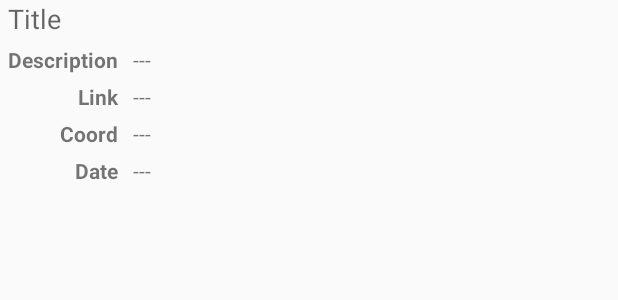
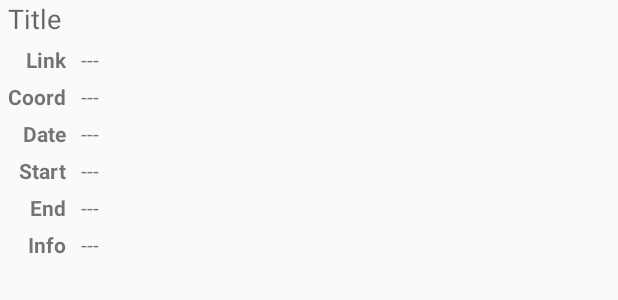
Before and after one commit to Deus-Rex/AndroidPrototype, an Android app: the layout list_item.xml on its own in the app's theme, with its tools: preview values and no code run, on a phone screen of 412 x 824 dp. Shown: the top 300 px of the screen. Run offline under Robolectric (Android 15) with nearby library versions, the phone set to English and light mode, and no system bars.

Commit message:
Start and End date parsed from description

```diff
--- a/app/src/main/java/com/example/trafficscotlandproto/Utils.java
+++ b/app/src/main/java/com/example/trafficscotlandproto/Utils.java
@@ -13,7 +13,7 @@ import java.util.Locale;
  */
 public class Utils {
     // Convert String to LocalDate
-    public static LocalDate ConvertDate(String dateInput) {
+    public static LocalDate ConvertDate(String dateInput, String dateFormat) {
         LocalDate dateOutput = null;
 
         try {
@@ -22,7 +22,7 @@ public class Utils {
             Date tmpDate = fmt.parse(dateInput);
 
             // Convert the Date to a LocalDate
-            dateOutput = LocalDate.parse( new SimpleDateFormat("yyyy-MM-dd").format(tmpDate));
+            dateOutput = LocalDate.parse( new SimpleDateFormat(dateFormat).format(tmpDate));
         } catch (ParseException e) {
             e.printStackTrace();
             dateOutput = new LocalDate(); // TODO: Test this to check if the timestamps from the RSS could break this
@@ -31,7 +31,7 @@ public class Utils {
             Date tmpDate = fmt.parse(dateInput);
 
             // Convert the Date to a LocalDate
-            dateOutput = LocalDate.parse( new SimpleDateFormat("yyyy-MM-dd").format(tmpDate));
+            dateOutput = LocalDate.parse( new SimpleDateFormat(dateFormat).format(tmpDate));
 
         } finally {
             return dateOutput;
--- a/app/src/main/res/layout/list_item.xml
+++ b/app/src/main/res/layout/list_item.xml
@@ -11,7 +11,7 @@
         android:layout_alignParentTop="true"
         android:layout_alignParentStart="true"
         android:columnCount="2"
-        android:rowCount="5"
+        android:rowCount="8"
         android:layout_alignParentEnd="true">
 
         <TextView
@@ -29,8 +29,8 @@
             android:layout_width="wrap_content"
             android:layout_height="wrap_content"
             android:textAppearance="?android:attr/textAppearanceSmall"
-            android:text="Description"
-            android:id="@+id/textView2"
+            android:text="Link"
+            android:id="@+id/textView3"
             android:layout_row="1"
             android:layout_column="0"
             android:layout_marginLeft="5dp"
@@ -42,8 +42,20 @@
             android:layout_width="wrap_content"
             android:layout_height="wrap_content"
             android:textAppearance="?android:attr/textAppearanceSmall"
-            android:text="Link"
-            android:id="@+id/textView3"
+            android:text="---"
+            android:id="@+id/txtLink"
+            android:layout_row="1"
+            android:layout_column="1"
+            android:layout_marginLeft="10dp"
+            android:layout_marginTop="5dp"
+            android:layout_marginRight="10dp" />
+
+        <TextView
+            android:layout_width="wrap_content"
+            android:layout_height="wrap_content"
+            android:textAppearance="?android:attr/textAppearanceSmall"
+            android:text="Coord"
+            android:id="@+id/textView4"
             android:layout_row="2"
             android:layout_column="0"
             android:layout_marginLeft="5dp"
@@ -56,33 +68,8 @@
             android:layout_height="wrap_content"
             android:textAppearance="?android:attr/textAppearanceSmall"
             android:text="---"
-            android:id="@+id/txtLink"
+            android:id="@+id/txtCoord"
             android:layout_row="2"
-            android:layout_column="1"
-            android:layout_marginLeft="10dp"
-            android:layout_marginTop="5dp"
-            android:layout_marginRight="10dp" />
-
-        <TextView
-            android:layout_width="wrap_content"
-            android:layout_height="wrap_content"
-            android:textAppearance="?android:attr/textAppearanceSmall"
-            android:text="Coord"
-            android:id="@+id/textView4"
-            android:layout_row="3"
-            android:layout_column="0"
-            android:layout_marginLeft="5dp"
-            android:layout_marginTop="5dp"
-            android:layout_gravity="right"
-            android:textStyle="bold" />
-
-        <TextView
-            android:layout_width="wrap_content"
-            android:layout_height="wrap_content"
-            android:textAppearance="?android:attr/textAppearanceSmall"
-            android:text="---"
-            android:id="@+id/txtCoord"
-            android:layout_row="3"
             android:layout_column="1"
             android:layout_marginLeft="10dp"
             android:layout_marginTop="5dp"
@@ -94,7 +81,79 @@
             android:textAppearance="?android:attr/textAppearanceSmall"
             android:text="Date"
             android:id="@+id/textView5"
+            android:layout_row="3"
+            android:layout_column="0"
+            android:layout_marginLeft="5dp"
+            android:layout_marginTop="5dp"
+            android:layout_gravity="right"
+            android:textStyle="bold" />
+
+
+        <TextView
+            android:layout_width="wrap_content"
+            android:layout_height="wrap_content"
+            android:textAppearance="?android:attr/textAppearanceSmall"
+            android:text="---"
+            android:id="@+id/txtDate"
+            android:layout_row="3"
+            android:layout_column="1"
+            android:layout_marginLeft="10dp"
+            android:layout_marginTop="5dp"
+            android:layout_marginRight="10dp" />
+
+        <TextView
+            android:layout_width="wrap_content"
+            android:layout_height="wrap_content"
+            android:text="Start"
+            android:id="@+id/txtStartDateLabel"
             android:layout_row="4"
+            android:layout_column="0"
+            android:textStyle="bold"
+            android:layout_marginLeft="5dp"
+            android:layout_marginTop="5dp"
+            android:layout_gravity="right" />
+
+        <TextView
+            android:layout_width="wrap_content"
+            android:layout_height="wrap_content"
+            android:text="---"
+            android:id="@+id/txtStartDate"
+            android:layout_row="4"
+            android:layout_column="1"
+            android:layout_marginLeft="10dp"
+            android:layout_marginTop="5dp"
+            android:layout_marginRight="10dp" />
+
+        <TextView
+            android:layout_width="wrap_content"
+            android:layout_height="wrap_content"
+            android:text="End"
+            android:id="@+id/txtEndDateLabel"
+            android:layout_row="5"
+            android:layout_column="0"
+            android:textStyle="bold"
+            android:layout_marginLeft="5dp"
+            android:layout_marginTop="5dp"
+            android:layout_gravity="right" />
+
+        <TextView
+            android:layout_width="wrap_content"
+            android:layout_height="wrap_content"
+            android:text="---"
+            android:id="@+id/txtEndDate"
+            android:layout_row="5"
+            android:layout_column="1"
+            android:layout_marginLeft="10dp"
+            android:layout_marginTop="5dp"
+            android:layout_marginRight="10dp" />
+
+        <TextView
+            android:layout_width="wrap_content"
+            android:layout_height="wrap_content"
+            android:textAppearance="?android:attr/textAppearanceSmall"
+            android:text="Info"
+            android:id="@+id/txtDescriptionLabel"
+            android:layout_row="6"
             android:layout_column="0"
             android:layout_marginLeft="5dp"
             android:layout_marginTop="5dp"
@@ -107,24 +166,11 @@
             android:textAppearance="?android:attr/textAppearanceSmall"
             android:text="---"
             android:id="@+id/txtDescription"
-            android:layout_row="1"
+            android:layout_row="6"
             android:layout_column="1"
             android:layout_marginLeft="10dp"
             android:layout_marginTop="5dp"
             android:layout_gravity="left"/>
 
-
-        <TextView
-            android:layout_width="wrap_content"
-            android:layout_height="wrap_content"
-            android:textAppearance="?android:attr/textAppearanceSmall"
-            android:text="---"
-            android:id="@+id/txtDate"
-            android:layout_row="4"
-            android:layout_column="1"
-            android:layout_marginLeft="10dp"
-            android:layout_marginTop="5dp"
-            android:layout_marginRight="10dp" />
-
     </GridLayout>
 </RelativeLayout>
```
Also changed, not shown: app/src/main/java/com/example/trafficscotlandproto/DateSelector.java (deleted, +0 -7 lines), app/src/main/java/com/example/trafficscotlandproto/MainActivity.java (+9 -6 lines), app/src/main/java/com/example/trafficscotlandproto/RssParser.java (+4 -11 lines), app/src/main/java/com/example/trafficscotlandproto/TrafficItem.java (+50 -4 lines), app/src/main/java/com/example/trafficscotlandproto/TrafficItemAdapter.java (+24 -0 lines).
